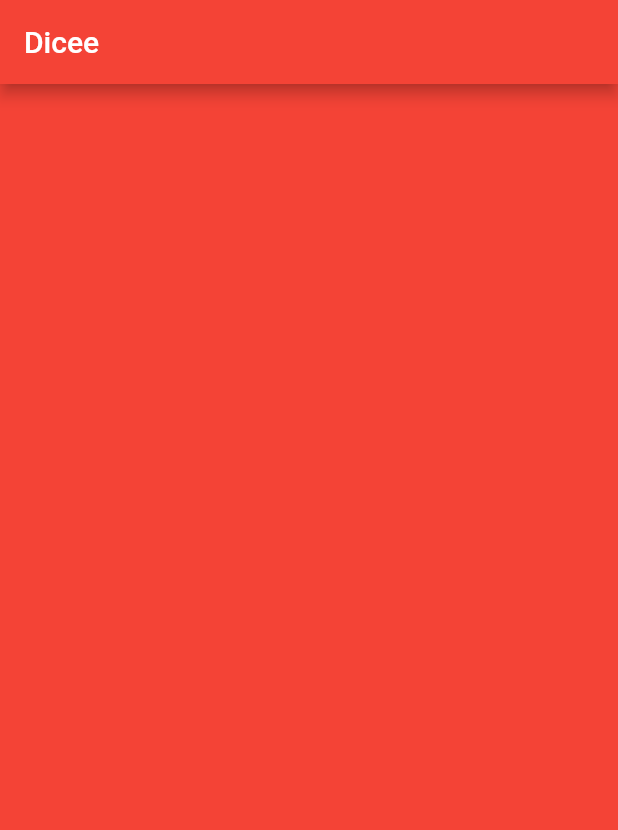
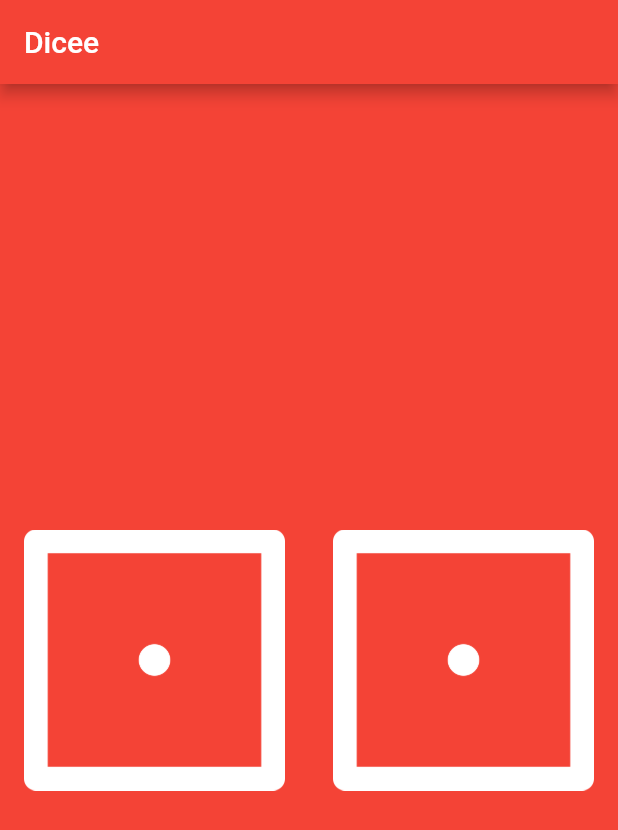
Before and after one commit to cyriacbijun/stateful_flutter_app, a Flutter app: the screen it shows after launch, on a phone screen of 412 x 824 dp. Shown: the top 830 px of the screen. Run offline on Flutter 3.47's test engine with Material 2 defaults, Android fonts, the phone set to English and light mode, and no system bars.

Commit message:
created 2 die and linked a flat button

```diff
--- a/lib/main.dart
+++ b/lib/main.dart
@@ -18,6 +18,27 @@ void main() {
 class DicePage extends StatelessWidget {
   @override
   Widget build(BuildContext context) {
-    return Container();
+    return Center(
+      child: Row(
+        children: [
+          Expanded(
+            child: FlatButton(
+              onPressed: (){
+                print('Pressed left button');
+              },
+              child: Image.asset('images/dice1.png'),
+            ),
+          ),
+          Expanded(
+            child: FlatButton(
+              onPressed: (){
+                print('Pressed right button');
+              },
+              child: Image.asset('images/dice1.png'),
+            ),
+          ),
+        ],
+      ),
+    );
   }
 }
```
Also changed, not shown: pubspec.yaml (+3 -4 lines).
